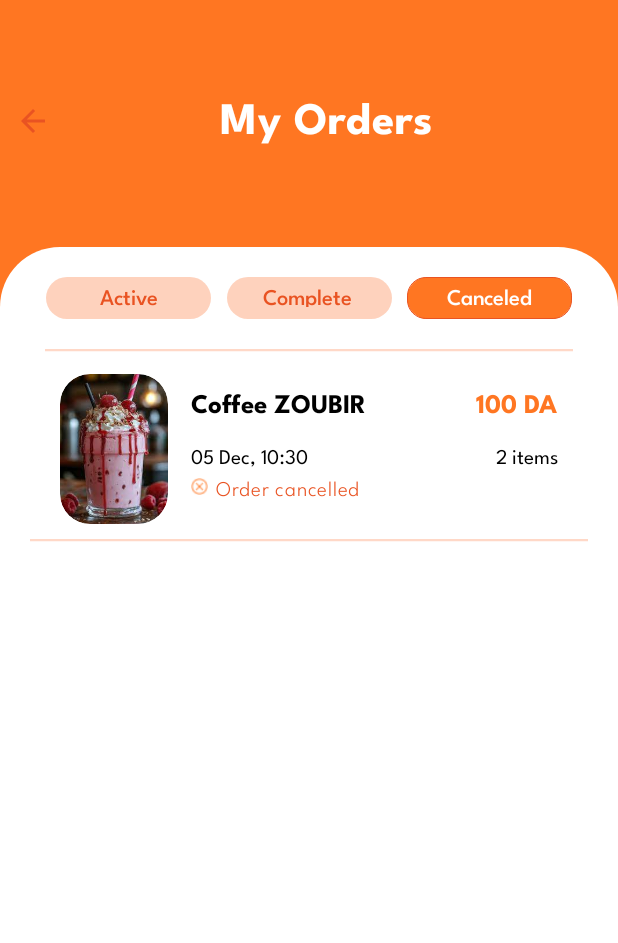
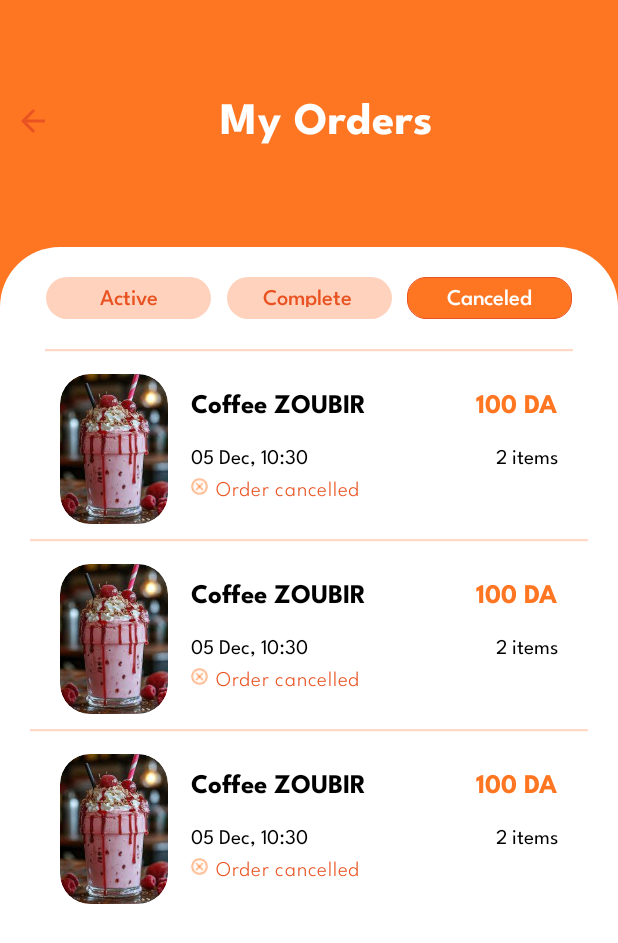
Before and after one commit to nirdidev05/Yalla_Drop, an Android app built with Jetpack Compose: the screen it shows after launch (MainActivity), after a tap on "Canceled", on a phone screen of 412 x 824 dp. Shown: the top 943 px of the screen. Run offline under Robolectric (Android 15) with nearby library versions, the phone set to English and light mode, and no system bars.

Commit message:
Page confirme order changing in food card and semi page payment

```diff
--- a/app/src/main/java/com/example/yalladrop/ActiveOrders.kt
+++ b/app/src/main/java/com/example/yalladrop/ActiveOrders.kt
@@ -19,11 +19,9 @@ import androidx.compose.material3.Text
 import androidx.compose.runtime.Composable
 import androidx.compose.ui.Alignment
 import androidx.compose.ui.Modifier
-import androidx.compose.ui.graphics.Color
 import androidx.compose.ui.res.painterResource
 import androidx.compose.ui.text.style.TextAlign
 import androidx.compose.ui.unit.dp
-import androidx.core.graphics.toColorInt
 import androidx.navigation.NavHostController
 import java.time.LocalDateTime
 
@@ -59,7 +57,12 @@ fun ActiveOrders(navController: NavHostController) {
                     ) {
 
                         itemsIndexed(list) { index, item ->
-                            FoodCard(item = item , state = OrderState.ACTIVE, navController)
+                            FoodCard(
+                                item = item,
+                                state = OrderState.ACTIVE,
+                                navController,
+                                if(list.size == index+1) true else false
+                            )
                         }
                     }
                 }
@@ -105,4 +108,15 @@ var list= listOf(
         numItem = 2 ,
         date = LocalDateTime.now() ,
         painterId =  R.drawable.images
-    ) ,)
+    ) ,
+    FoodItems(name = "Coffee ZOUBIR" , price = 100 ,
+        numItem = 2 ,
+        date = LocalDateTime.now() ,
+        painterId =  R.drawable.images
+    ) ,
+    FoodItems(name = "Coffee ZOUBIR" , price = 100 ,
+        numItem = 2 ,
+        date = LocalDateTime.now() ,
+        painterId =  R.drawable.images
+    ) ,
+    )
--- a/app/src/main/java/com/example/yalladrop/CanceledOrders.kt
+++ b/app/src/main/java/com/example/yalladrop/CanceledOrders.kt
@@ -18,11 +18,9 @@ import androidx.compose.material3.Text
 import androidx.compose.runtime.Composable
 import androidx.compose.ui.Alignment
 import androidx.compose.ui.Modifier
-import androidx.compose.ui.graphics.Color
 import androidx.compose.ui.res.painterResource
 import androidx.compose.ui.text.style.TextAlign
 import androidx.compose.ui.unit.dp
-import androidx.core.graphics.toColorInt
 import androidx.navigation.NavHostController
 
 @Composable
@@ -57,7 +55,12 @@ fun CanceledOrders(navController: NavHostController) {
                     ) {
 
                         itemsIndexed(list) { index, item ->
-                            FoodCard(item = item, state = OrderState.CANCELED , navController)
+                            FoodCard(
+                                item = item,
+                                state = OrderState.CANCELED,
+                                navController,
+                                if(list.size == index +1) true else false
+                            )
                         }
                     }
                 }
--- a/app/src/main/java/com/example/yalladrop/ConfirmedOrderAnimation.kt
+++ b/app/src/main/java/com/example/yalladrop/ConfirmedOrderAnimation.kt
@@ -40,6 +40,7 @@ import androidx.compose.ui.text.font.FontWeight
 import androidx.compose.ui.text.style.TextAlign
 import androidx.compose.ui.unit.dp
 import androidx.navigation.NavHostController
+import com.example.yalladrop.ui.theme.ConfirmedYellow
 import com.example.yalladrop.ui.theme.OrangeBase
 
 
@@ -59,7 +60,7 @@ fun ConfirmedOrderAnimation(navController: NavHostController) {
             innerPadding ->  Box(
         modifier = Modifier
             .fillMaxSize()
-            .background(color = CancelOrange)
+            .background(color = ConfirmedYellow)
             .padding(start = 10.dp, end = 10.dp, bottom = 50.dp),
 
         ) {
--- a/app/src/main/java/com/example/yalladrop/Navigation.kt
+++ b/app/src/main/java/com/example/yalladrop/Navigation.kt
@@ -20,6 +20,7 @@ fun Navigation() {
         composable("LeaveReview") { LeaveReview(navController) }
         composable("CancelOrderAnimation") { CancelOrderAnimation(navController) }
         composable("ConfirmedOrderAnimation") { ConfirmedOrderAnimation(navController) }
+        composable("ConfirmeOrder")  {  ConfirmeOrder(navController)}
 
 
     }
--- a/app/src/main/java/com/example/yalladrop/OrderState.kt
+++ b/app/src/main/java/com/example/yalladrop/OrderState.kt
@@ -3,5 +3,6 @@ package com.example.yalladrop
 enum class OrderState {
     COMPLETED,
     ACTIVE,
-    CANCELED
+    CANCELED,
+    INPROGRESS,
 }
--- a/app/src/main/java/com/example/yalladrop/ui/theme/Color.kt
+++ b/app/src/main/java/com/example/yalladrop/ui/theme/Color.kt
@@ -18,3 +18,4 @@ val OrangeBase = Color(("#FFE95322").toColorInt())
 val OrangeTransparent =  Color("#FFD8C7".toColorInt())
 val Gray = Color.Gray
 val CancelOrange  = Color("#FFBD69".toColorInt())
+val ConfirmedYellow = Color("#F5CB58".toColorInt())
```
Also changed, not shown: app/src/main/java/com/example/yalladrop/CompletedOrders.kt (+6 -3 lines), app/src/main/java/com/example/yalladrop/ConfirmeOrder.kt (added, +180 -0 lines), app/src/main/java/com/example/yalladrop/FoodCard.kt (+67 -4 lines), app/src/main/java/com/example/yalladrop/Payment.kt (added, +61 -0 lines), app/src/main/res/drawable/addicon.png (added), app/src/main/res/drawable/minceicon.png (added).
